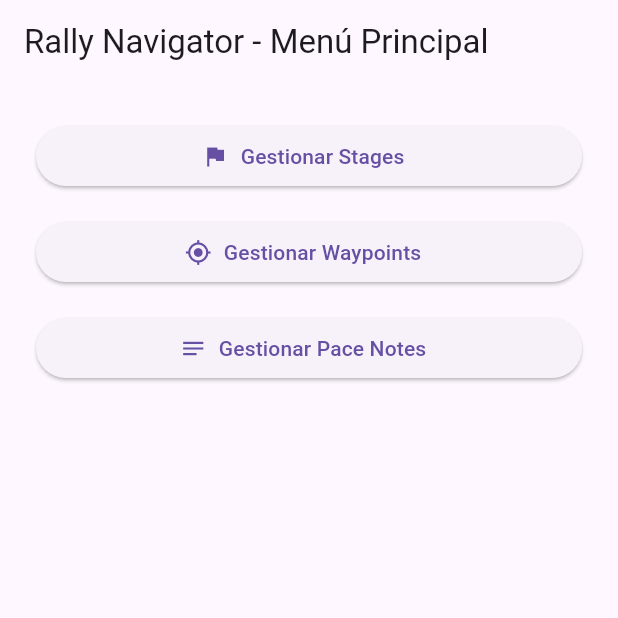
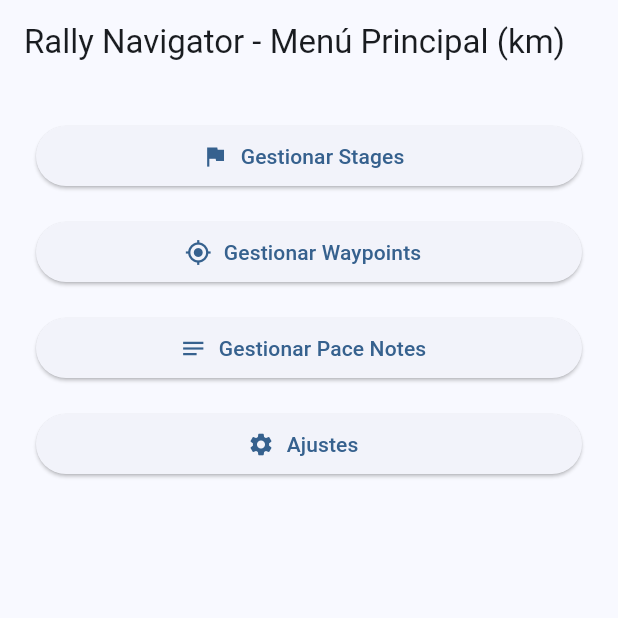
Before and after one commit to paucher1207/Rallyapp, a Flutter app: the screen it shows after launch, on a phone screen of 412 x 824 dp, the top half of it. Run offline on Flutter 3.47's test engine with Material 3 defaults, Android fonts, the phone set to English and light mode, and no system bars; our stand-ins replace shared_preferences, sqflite; accounts and stored records are empty.

Commit message:
3er cambio

```diff
--- a/lib/main.dart
+++ b/lib/main.dart
@@ -1,30 +1,69 @@
 import 'package:flutter/material.dart';
+import 'package:shared_preferences/shared_preferences.dart';
+
 import 'stage_list_page.dart';
 import 'waypoint_list_page.dart';
 import 'pace_list_page.dart';
+import 'settings_page.dart';
 
 void main() {
   runApp(const RallyApp());
 }
 
-class RallyApp extends StatelessWidget {
+class RallyApp extends StatefulWidget {
   const RallyApp({super.key});
+
+  @override
+  State<RallyApp> createState() => _RallyAppState();
+}
+
+class _RallyAppState extends State<RallyApp> {
+  bool _darkMode = false;
+  String _unit = "km";
+
+  @override
+  void initState() {
+    super.initState();
+    _loadSettings();
+  }
+
+  Future<void> _loadSettings() async {
+    final prefs = await SharedPreferences.getInstance();
+    setState(() {
+      _darkMode = prefs.getBool("darkMode") ?? false;
+      _unit = prefs.getString("unit") ?? "km";
+    });
+  }
 
   @override
   Widget build(BuildContext context) {
     return MaterialApp(
       title: 'Rally Navigator',
       theme: ThemeData(
-        primarySwatch: Colors.blue,
+        brightness: _darkMode ? Brightness.dark : Brightness.light,
+        colorScheme: ColorScheme.fromSeed(
+          seedColor: Colors.blue,
+          brightness: _darkMode ? Brightness.dark : Brightness.light,
+        ),
         useMaterial3: true,
       ),
-      home: const MainMenuPage(),
+      home: MainMenuPage(
+        onSettingsChanged: _loadSettings,
+        unit: _unit,
+      ),
     );
   }
 }
 
 class MainMenuPage extends StatelessWidget {
-  const MainMenuPage({super.key});
+  final VoidCallback onSettingsChanged;
+  final String unit;
+
+  const MainMenuPage({
+    super.key,
+    required this.onSettingsChanged,
+    required this.unit,
+  });
 
   void _openStages(BuildContext context) {
     Navigator.push(
@@ -34,8 +73,6 @@ class MainMenuPage extends StatelessWidget {
   }
 
   void _openWaypoints(BuildContext context) {
-    // Por ahora pedimos un stageId manualmente
-    // Más adelante se puede elegir un Stage antes
     Navigator.push(
       context,
       MaterialPageRoute(builder: (_) => WaypointListPage(stageId: 1)),
@@ -43,18 +80,27 @@ class MainMenuPage extends StatelessWidget {
   }
 
   void _openPaceNotes(BuildContext context) {
-    // Igual que waypoints, se puede mejorar con selección de Stage
     Navigator.push(
       context,
       MaterialPageRoute(builder: (_) => PaceListPage(stageId: 1)),
     );
   }
 
+  void _openSettings(BuildContext context) {
+    Navigator.push(
+      context,
+      MaterialPageRoute(builder: (_) => const SettingsPage()),
+    ).then((_) {
+      // Recargar ajustes al volver
+      onSettingsChanged();
+    });
+  }
+
   @override
   Widget build(BuildContext context) {
     return Scaffold(
       appBar: AppBar(
-        title: const Text("Rally Navigator - Menú Principal"),
+        title: Text("Rally Navigator - Menú Principal ($unit)"),
       ),
       body: Center(
         child: ListView(
@@ -77,6 +123,12 @@ class MainMenuPage extends StatelessWidget {
               label: const Text("Gestionar Pace Notes"),
               onPressed: () => _openPaceNotes(context),
             ),
+            const SizedBox(height: 16),
+            ElevatedButton.icon(
+              icon: const Icon(Icons.settings),
+              label: const Text("Ajustes"),
+              onPressed: () => _openSettings(context),
+            ),
           ],
         ),
       ),
--- a/pubspec.yaml
+++ b/pubspec.yaml
@@ -16,6 +16,7 @@ dependencies:
   intl: ^0.17.0
   english_words: ^4.0.0
   provider: ^6.0.0
+  shared_preferences: ^2.2.2
 
 dev_dependencies:
   flutter_test:
```
Also changed, not shown: lib/settings_page.dart (added, +105 -0 lines), pubspec.lock.
